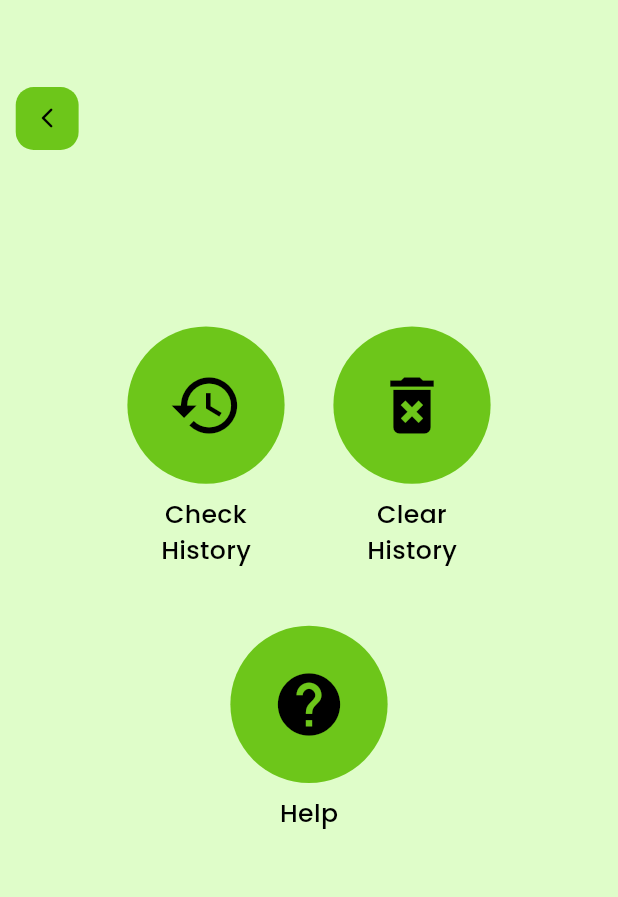
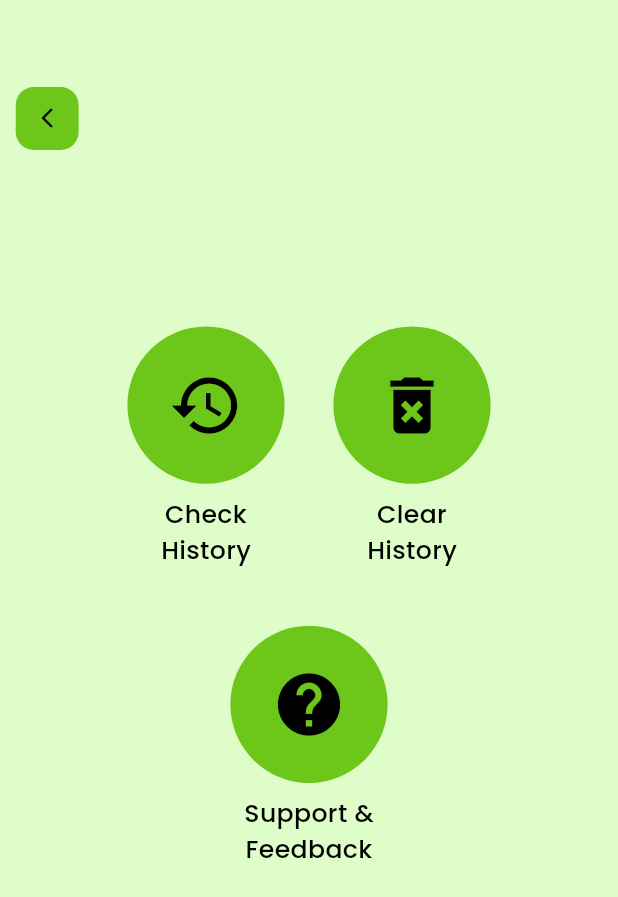
Before and after one commit to SergioWinn/detectomato, a Flutter app: the SettingsScreen screen opened directly, on a phone screen of 412 x 824 dp. Shown: the top 897 px of the screen. Run offline on Flutter 3.47's test engine with Material 3 defaults, Android fonts, the phone set to English and light mode, and no system bars; our stand-ins replace camera, image_picker, supabase_flutter; missing offline and left inert: tflite_flutter; accounts and stored records are empty.

Commit message:
Update screen

```diff
--- a/lib/settings_screen.dart
+++ b/lib/settings_screen.dart
@@ -87,7 +87,7 @@ class SettingsScreen extends StatelessWidget {
                   children: [
                     _SettingsMenu(
                       icon: Icons.help,
-                      label: "Help",
+                      label: "Support &\nFeedback",
                       circleSize: circleSize,
                       iconSize: iconSize,
                       onTap: () {
```
